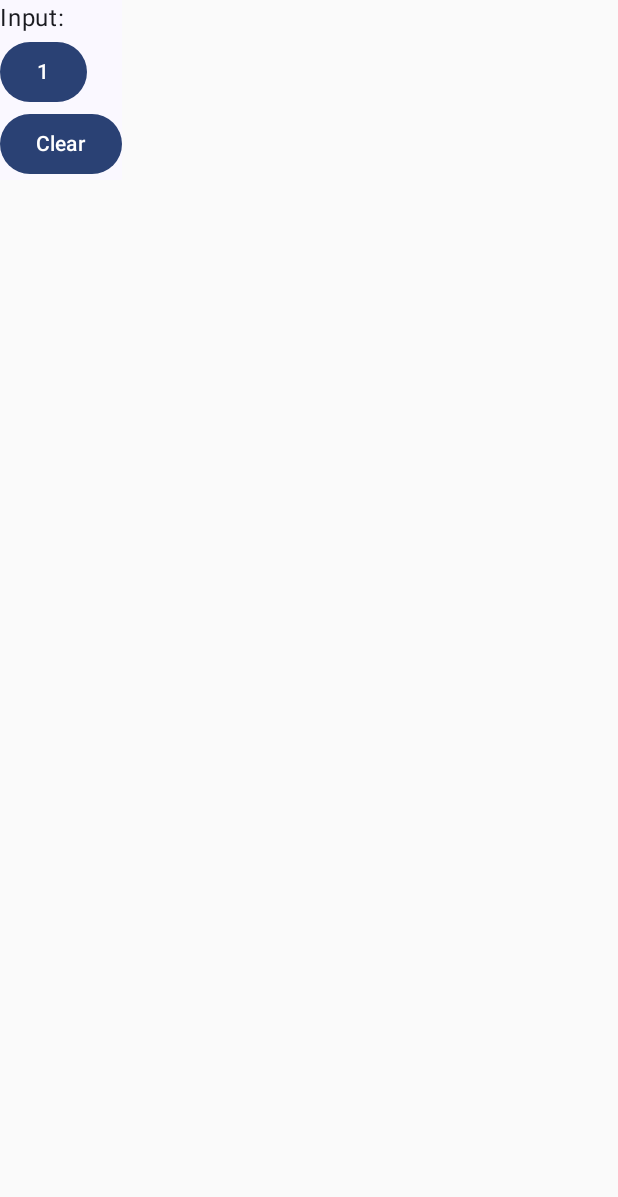
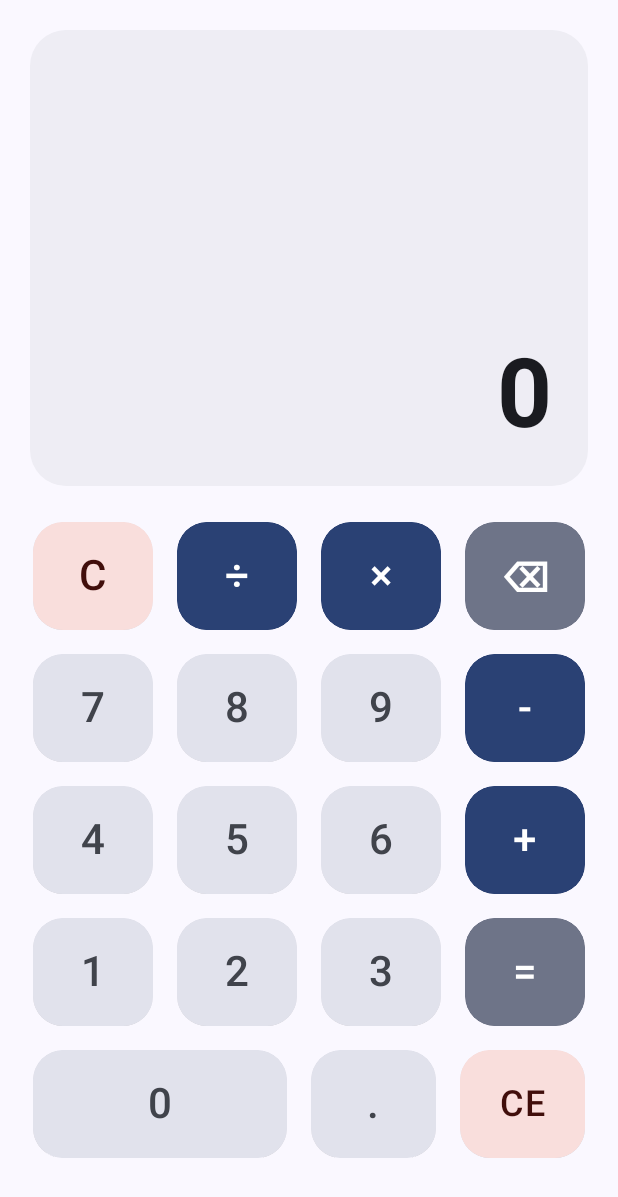
Before and after one commit to God1n/SciCal, an Android app built with Jetpack Compose: the screen it shows after launch (MainActivity), on a phone screen of 412 x 824 dp. Shown: the top 1197 px of the screen. Run offline under Robolectric (Android 15) with nearby library versions, the phone set to English and light mode, and no system bars.

Commit message:
feat: Init standerd calculator screen

```diff
--- a/app/src/main/java/com/godding/scical/presentation/MainScreen.kt
+++ b/app/src/main/java/com/godding/scical/presentation/MainScreen.kt
@@ -1,22 +1,32 @@
 package com.godding.scical.presentation
 
+import androidx.compose.foundation.layout.*
+import androidx.compose.material.icons.Icons
+import androidx.compose.material.icons.filled.*
 import androidx.compose.material3.*
 import androidx.compose.runtime.Composable
+import androidx.compose.runtime.getValue
 import androidx.compose.runtime.rememberCoroutineScope
+import androidx.compose.ui.Alignment
 import androidx.compose.ui.Modifier
+import androidx.compose.ui.graphics.vector.ImageVector
+import androidx.compose.ui.text.font.FontWeight
+import androidx.compose.ui.unit.dp
+import androidx.compose.ui.unit.sp
 import androidx.navigation.NavHostController
 import androidx.navigation.compose.NavHost
 import androidx.navigation.compose.composable
+import androidx.navigation.compose.currentBackStackEntryAsState
 import androidx.navigation.compose.rememberNavController
 import com.godding.scical.presentation.screens.programmer.ProgrammerCalculatorScreen
 import com.godding.scical.presentation.screens.scientific.ScientificCalculatorScreen
 import com.godding.scical.presentation.screens.standard.StandardCalculatorScreen
 import kotlinx.coroutines.launch
 
-sealed class Screen(val route: String, val title: String) {
-    object Standard : Screen("standard", "Standard Calculator")
-    object Scientific : Screen("scientific", "Scientific Calculator")
-    object Programmer : Screen("programmer", "Programmer Calculator")
+sealed class Screen(val route: String, val title: String, val icon: ImageVector) {
+    object Standard : Screen("standard", "Standard Calculator", Icons.Filled.AddCircle)
+    object Scientific : Screen("scientific", "Scientific Calculator", Icons.Filled.Face)
+    object Programmer : Screen("programmer", "Programmer Calculator", Icons.Filled.Info)
 }
 
 val drawerScreens = listOf(
@@ -30,15 +40,51 @@ fun MainScreen() {
     val navController = rememberNavController()
     val drawerState = rememberDrawerState(DrawerValue.Closed)
     val scope = rememberCoroutineScope()
+    val navBackStackEntry by navController.currentBackStackEntryAsState()
+    val currentRoute = navBackStackEntry?.destination?.route
 
     ModalNavigationDrawer(
         drawerState = drawerState,
         drawerContent = {
-            ModalDrawerSheet {
+            ModalDrawerSheet(
+                modifier = Modifier.width(280.dp)
+            ) {
+                // Header
+                Column(
+                    modifier = Modifier
+                        .fillMaxWidth()
+                        .padding(16.dp),
+                    horizontalAlignment = Alignment.CenterHorizontally
+                ) {
+                    Text(
+                        text = "SciCal",
+                        style = MaterialTheme.typography.headlineMedium.copy(
+                            fontWeight = FontWeight.Bold,
+                            fontSize = 24.sp
+                        ),
+                        color = MaterialTheme.colorScheme.primary
+                    )
+                    Text(
+                        text = "Scientific Calculator",
+                        style = MaterialTheme.typography.bodyMedium,
+                        color = MaterialTheme.colorScheme.onSurfaceVariant
+                    )
+                }
+
+                HorizontalDivider(
+                    modifier = Modifier.padding(horizontal = 16.dp),
+                    color = MaterialTheme.colorScheme.outlineVariant
+                )
+
+                Spacer(modifier = Modifier.height(16.dp))
+
+                // Navigation Items
                 drawerScreens.forEach { screen ->
                     NavigationDrawerItem(
-                        label = { Text(screen.title) },
-                        selected = false,
+                        modifier = Modifier.padding(horizontal = 12.dp, vertical = 4.dp),
+                        icon = { Icon(screen.icon, contentDescription = null) },
+                        label = { Text(screen.title, fontWeight = FontWeight.Medium) },
+                        selected = currentRoute == screen.route,
                         onClick = {
                             navController.navigate(screen.route) {
                                 popUpTo(navController.graph.startDestinationId) { saveState = true }
@@ -49,6 +95,8 @@ fun MainScreen() {
                         }
                     )
                 }
+
+                Spacer(modifier = Modifier.height(16.dp))
             }
         }
     ) {
--- a/app/src/main/java/com/godding/scical/presentation/screens/standard/StandardCalculatorScreen.kt
+++ b/app/src/main/java/com/godding/scical/presentation/screens/standard/StandardCalculatorScreen.kt
@@ -1,28 +1,67 @@
 package com.godding.scical.presentation.screens.standard
 
-import androidx.compose.material3.Button
+import androidx.compose.foundation.background
+import androidx.compose.foundation.layout.Arrangement
+import androidx.compose.foundation.layout.Column
+import androidx.compose.foundation.layout.Spacer
+import androidx.compose.foundation.layout.fillMaxSize
+import androidx.compose.foundation.layout.height
+import androidx.compose.foundation.layout.padding
+import androidx.compose.foundation.layout.statusBarsPadding
+import androidx.compose.material3.MaterialTheme
 import androidx.compose.material3.Surface
-import androidx.compose.material3.Text
 import androidx.compose.runtime.Composable
 import androidx.compose.runtime.getValue
 import androidx.compose.ui.Modifier
-import androidx.compose.foundation.layout.Column
+import androidx.compose.ui.unit.dp
 import androidx.lifecycle.viewmodel.compose.viewModel
+import com.godding.scical.presentation.ui.components.CalculatorDisplay
+import com.godding.scical.presentation.ui.components.CalculatorButtonGrid
 
 @Composable
 fun StandardCalculatorScreen(
     viewModel: StandardCalculatorViewModel = viewModel()
 ) {
-    val input by viewModel.input
-    Surface(modifier = Modifier) {
-        Column {
-            Text("Input: $input")
-            Button(onClick = { viewModel.onNumberClick("1") }) {
-                Text("1")
-            }
-            Button(onClick = { viewModel.onClear() }) {
-                Text("Clear")
-            }
+    val formula by viewModel.formula
+    val result by viewModel.result
+
+    Surface(
+        modifier = Modifier
+            .fillMaxSize()
+            .background(MaterialTheme.colorScheme.background),
+        color = MaterialTheme.colorScheme.background
+    ) {
+        Column(
+            modifier = Modifier
+                .fillMaxSize()
+                .statusBarsPadding()
+                .padding(20.dp),
+            verticalArrangement = Arrangement.SpaceBetween
+        ) {
+            // Display section - takes up 40% of available space
+            CalculatorDisplay(
+                formula = formula,
+                result = result,
+                modifier = Modifier.weight(0.4f)
+            )
+
+            Spacer(modifier = Modifier.height(24.dp))
+
+            // Button section - takes up remaining space
+            CalculatorButtonGrid(
+                modifier = Modifier.weight(0.6f),
+                onButtonClick = { label ->
+                    when (label) {
+                        in "0".."9" -> viewModel.onNumberClick(label)
+                        "." -> viewModel.onDecimalClick()
+                        "+", "-", "×", "÷" -> viewModel.onOperatorClick(label)
+                        "=" -> viewModel.onEqualsClick()
+                        "C" -> viewModel.onClear()
+                        "CE" -> viewModel.onClearEntry()
+                        "⌫" -> viewModel.onBackspace()
+                    }
+                }
+            )
         }
     }
 }
--- /dev/null
+++ b/app/src/main/java/com/godding/scical/presentation/ui/components/CalculatorButton.kt
@@ -0,0 +1,115 @@
+package com.godding.scical.presentation.ui.components
+
+import androidx.compose.animation.core.animateFloatAsState
+import androidx.compose.animation.core.tween
+import androidx.compose.foundation.background
+import androidx.compose.foundation.gestures.detectTapGestures
+import androidx.compose.foundation.layout.Box
+import androidx.compose.foundation.layout.height
+import androidx.compose.foundation.layout.size
+import androidx.compose.foundation.shape.RoundedCornerShape
+import androidx.compose.material3.MaterialTheme
+import androidx.compose.material3.Surface
+import androidx.compose.material3.Text
+import androidx.compose.runtime.Composable
+import androidx.compose.runtime.getValue
+import androidx.compose.runtime.mutableStateOf
+import androidx.compose.runtime.remember
+import androidx.compose.runtime.setValue
+import androidx.compose.ui.Alignment
+import androidx.compose.ui.Modifier
+import androidx.compose.ui.draw.clip
+import androidx.compose.ui.draw.scale
+import androidx.compose.ui.graphics.Color
+import androidx.compose.ui.hapticfeedback.HapticFeedbackType
+import androidx.compose.ui.input.pointer.pointerInput
+import androidx.compose.ui.platform.LocalHapticFeedback
+import androidx.compose.ui.text.font.FontWeight
+import androidx.compose.ui.unit.dp
+import androidx.compose.ui.unit.sp
+
+enum class ButtonType {
+    Number,
+    Operator,
+    Action,
+    Special
+}
+
+@Composable
+fun CalculatorButton(
+    label: String,
+    modifier: Modifier = Modifier,
+    onClick: () -> Unit,
+    type: ButtonType = ButtonType.Number
+) {
+    val haptic = LocalHapticFeedback.current
+    var isPressed by remember { mutableStateOf(false) }
+
+    val scale by animateFloatAsState(
+        targetValue = if (isPressed) 0.95f else 1f,
+        animationSpec = tween(durationMillis = 100),
+        label = "button_scale"
+    )
+
+    val (backgroundColor, contentColor) = when (type) {
+        ButtonType.Number -> Pair(
+            MaterialTheme.colorScheme.surfaceVariant,
+            MaterialTheme.colorScheme.onSurfaceVariant
+        )
+        ButtonType.Operator -> Pair(
+            MaterialTheme.colorScheme.primary,
+            MaterialTheme.colorScheme.onPrimary
+        )
+        ButtonType.Action -> Pair(
+            MaterialTheme.colorScheme.errorContainer,
+            MaterialTheme.colorScheme.onErrorContainer
+        )
+        ButtonType.Special -> Pair(
+            MaterialTheme.colorScheme.secondaryContainer,
+            MaterialTheme.colorScheme.onSecondaryContainer
+        )
+    }
+
+    Surface(
+        modifier = modifier
+            .height(72.dp)
+            .scale(scale)
+            .clip(RoundedCornerShape(20.dp))
+            .pointerInput(Unit) {
+                detectTapGestures(
+                    onPress = {
+                        isPressed = true
+                        haptic.performHapticFeedback(HapticFeedbackType.TextHandleMove)
+                        val released = tryAwaitRelease()
+                        isPressed = false
+                        if (released) {
+                            onClick()
+                        }
+                    }
+                )
+            },
+        shape = RoundedCornerShape(20.dp),
+        color = backgroundColor,
+        shadowElevation = if (isPressed) 0.dp else 2.dp
+    ) {
+        Box(
+            contentAlignment = Alignment.Center,
+            modifier = Modifier
+                .background(
+                    color = backgroundColor,
+                    shape = RoundedCornerShape(20.dp)
+                )
+        ) {
+            Text(
+                text = label,
+                fontSize = when (label.length) {
+                    1 -> 28.sp
+                    2 -> 24.sp
+                    else -> 20.sp
+                },
+                fontWeight = FontWeight.SemiBold,
+                color = contentColor
+            )
+        }
+    }
+}
--- /dev/null
+++ b/app/src/main/java/com/godding/scical/presentation/ui/components/CalculatorButtonGrid.kt
@@ -0,0 +1,86 @@
+package com.godding.scical.presentation.ui.components
+
+import androidx.compose.foundation.layout.Arrangement
+import androidx.compose.foundation.layout.Column
+import androidx.compose.foundation.layout.Row
+import androidx.compose.foundation.layout.Spacer
+import androidx.compose.foundation.layout.fillMaxWidth
+import androidx.compose.foundation.layout.padding
+import androidx.compose.runtime.Composable
+import androidx.compose.ui.Modifier
+import androidx.compose.ui.unit.dp
+
+@Composable
+fun CalculatorButtonGrid(
+    onButtonClick: (String) -> Unit,
+    modifier: Modifier = Modifier
+) {
+    data class ButtonData(val label: String, val type: ButtonType, val span: Int = 1)
+
+    val buttonRows = listOf(
+        // Row 1: Clear, Clear Entry, Division, Multiplication, Backspace
+        listOf(
+            ButtonData("C", ButtonType.Action),
+            ButtonData("÷", ButtonType.Operator),
+            ButtonData("×", ButtonType.Operator),
+            ButtonData("⌫", ButtonType.Special)
+        ),
+        // Row 2: 7, 8, 9, Subtraction
+        listOf(
+            ButtonData("7", ButtonType.Number),
+            ButtonData("8", ButtonType.Number),
+            ButtonData("9", ButtonType.Number),
+            ButtonData("-", ButtonType.Operator)
+        ),
+        // Row 3: 4, 5, 6, Addition
+        listOf(
+            ButtonData("4", ButtonType.Number),
+            ButtonData("5", ButtonType.Number),
+            ButtonData("6", ButtonType.Number),
+            ButtonData("+", ButtonType.Operator)
+        ),
+        // Row 4: 1, 2, 3, Equals
+        listOf(
+            ButtonData("1", ButtonType.Number),
+            ButtonData("2", ButtonType.Number),
+            ButtonData("3", ButtonType.Number),
+            ButtonData("=", ButtonType.Special)
+        ),
+        // Row 5: 0 (double width), Decimal point, Clear Entry
+        listOf(
+            ButtonData("0", ButtonType.Number, span = 2),
+            ButtonData(".", ButtonType.Number),
+            ButtonData("CE", ButtonType.Action)
+        )
+    )
+
+    Column(
+        modifier = modifier.fillMaxWidth(),
+        verticalArrangement = Arrangement.spacedBy(16.dp)
+    ) {
+        buttonRows.forEach { row ->
+            Row(
+                modifier = Modifier.fillMaxWidth(),
+                horizontalArrangement = Arrangement.spacedBy(12.dp)
+            ) {
+                row.forEach { buttonData ->
+                    CalculatorButton(
+                        label = buttonData.label,
+                        type = buttonData.type,
+                        modifier = Modifier
+                            .weight(buttonData.span.toFloat())
+                            .padding(horizontal = 2.dp),
+                        onClick = { onButtonClick(buttonData.label) }
+                    )
+                }
+
+                // Add spacer for rows with fewer than maximum buttons
+                val maxButtons = 4
+                val currentButtons = row.sumOf { it.span }
+                if (currentButtons < maxButtons) {
+                    Spacer(modifier = Modifier.weight((maxButtons - currentButtons).toFloat()))
+                }
+            }
+        }
+    }
+}
--- /dev/null
+++ b/app/src/main/java/com/godding/scical/presentation/ui/components/CalculatorDisplay.kt
@@ -0,0 +1,115 @@
+package com.godding.scical.presentation.ui.components
+
+import androidx.compose.foundation.background
+import androidx.compose.foundation.layout.Arrangement
+import androidx.compose.foundation.layout.Box
+import androidx.compose.foundation.layout.Column
+import androidx.compose.foundation.layout.Row
+import androidx.compose.foundation.layout.Spacer
+import androidx.compose.foundation.layout.fillMaxSize
+import androidx.compose.foundation.layout.fillMaxWidth
+import androidx.compose.foundation.layout.height
+import androidx.compose.foundation.layout.padding
+import androidx.compose.foundation.layout.size
+import androidx.compose.foundation.horizontalScroll
+import androidx.compose.foundation.rememberScrollState
+import androidx.compose.foundation.shape.RoundedCornerShape
+import androidx.compose.material3.Card
+import androidx.compose.material3.CardDefaults
+import androidx.compose.material3.MaterialTheme
+import androidx.compose.material3.Text
+import androidx.compose.runtime.Composable
+import androidx.compose.runtime.LaunchedEffect
+import androidx.compose.ui.Alignment
+import androidx.compose.ui.Modifier
+import androidx.compose.ui.draw.clip
+import androidx.compose.ui.text.font.FontWeight
+import androidx.compose.ui.text.style.TextAlign
+import androidx.compose.ui.text.style.TextOverflow
+import androidx.compose.ui.unit.dp
+import androidx.compose.ui.unit.sp
+
+@Composable
+fun CalculatorDisplay(
+    formula: String,
+    result: String,
+    modifier: Modifier = Modifier
+) {
+    val resultScrollState = rememberScrollState()
+    val formulaScrollState = rememberScrollState()
+
+    // Auto-scroll to end when text changes
+    LaunchedEffect(result) {
+        if (result.isNotEmpty()) {
+            resultScrollState.animateScrollTo(resultScrollState.maxValue)
+        }
+    }
+
+    LaunchedEffect(formula) {
+        if (formula.isNotEmpty()) {
+            formulaScrollState.animateScrollTo(formulaScrollState.maxValue)
+        }
+    }
+
+    Card(
+        modifier = modifier.fillMaxWidth(),
+        shape = RoundedCornerShape(24.dp),
+        colors = CardDefaults.cardColors(
+            containerColor = MaterialTheme.colorScheme.surfaceContainer
+        ),
+        elevation = CardDefaults.cardElevation(defaultElevation = 0.dp)
+    ) {
+        Column(
+            modifier = Modifier
+                .fillMaxSize()
+                .padding(24.dp),
+            verticalArrangement = Arrangement.SpaceBetween
+        ) {
+            // Formula section - always visible area
+            Box(
+                modifier = Modifier
+                    .fillMaxWidth()
+                    .height(40.dp),
+                contentAlignment = Alignment.CenterEnd
+            ) {
+                if (formula.isNotEmpty()) {
+                    Text(
+                        text = formula,
+                        fontSize = 16.sp,
+                        fontWeight = FontWeight.Normal,
+                        color = MaterialTheme.colorScheme.onSurfaceVariant,
+                        modifier = Modifier.horizontalScroll(formulaScrollState),
+                        maxLines = 1,
+                        overflow = TextOverflow.Visible,
+                        textAlign = TextAlign.End
+                    )
+                }
+            }
+
+            // Main result section
+            Box(
+                modifier = Modifier
+                    .fillMaxWidth()
+                    .weight(1f),
+                contentAlignment = Alignment.BottomEnd
+            ) {
+                Text(
+                    text = result.ifEmpty { "0" },
+                    fontSize = when {
+                        result.length <= 4 -> 64.sp
+                        result.length <= 8 -> 48.sp
+                        result.length <= 12 -> 36.sp
+                        result.length <= 16 -> 28.sp
+                        else -> 22.sp
+                    },
+                    fontWeight = FontWeight.Bold,
+                    color = MaterialTheme.colorScheme.onSurface,
+                    modifier = Modifier.horizontalScroll(resultScrollState),
+                    maxLines = 1,
+                    overflow = TextOverflow.Visible,
+                    textAlign = TextAlign.End
+                )
+            }
+        }
+    }
+}
--- a/app/src/main/java/com/godding/scical/ui/theme/Color.kt
+++ b/app/src/main/java/com/godding/scical/ui/theme/Color.kt
@@ -2,10 +2,12 @@ package com.godding.scical.ui.theme
 
 import androidx.compose.ui.graphics.Color
 
-val Purple80 = Color(0xFFD0BCFF)
-val PurpleGrey80 = Color(0xFFCCC2DC)
-val Pink80 = Color(0xFFEFB8C8)
+// Pastel colors for light theme (40 variants)
+val PastelLavender40 = Color(0xFFB8A9DB)
+val PastelBlueGrey40 = Color(0xFFC4C8D6)
+val PastelRosePink40 = Color(0xFFE8C4D0)
 
-val Purple40 = Color(0xFF6650a4)
-val PurpleGrey40 = Color(0xFF625b71)
-val Pink40 = Color(0xFF7D5260)
+// Pastel colors for dark theme (80 variants)
+val PastelLavender80 = Color(0xFFDDD0F0)
+val PastelBlueGrey80 = Color(0xFFD8DCE8)
+val PastelRosePink80 = Color(0xFFF2D9E3)
--- a/app/src/main/java/com/godding/scical/ui/theme/Theme.kt
+++ b/app/src/main/java/com/godding/scical/ui/theme/Theme.kt
@@ -12,15 +12,15 @@ import androidx.compose.runtime.Composable
 import androidx.compose.ui.platform.LocalContext
 
 private val DarkColorScheme = darkColorScheme(
-    primary = Purple80,
-    secondary = PurpleGrey80,
-    tertiary = Pink80
+    primary = PastelLavender80,
+    secondary = PastelBlueGrey80,
+    tertiary = PastelRosePink80
 )
 
 private val LightColorScheme = lightColorScheme(
-    primary = Purple40,
-    secondary = PurpleGrey40,
-    tertiary = Pink40
+    primary = PastelLavender40,
+    secondary = PastelBlueGrey40,
+    tertiary = PastelRosePink40
 
     /* Other default colors to override
     background = Color(0xFFFFFBFE),
```
Also changed, not shown: app/src/main/java/com/godding/scical/presentation/screens/standard/StandardCalculatorViewModel.kt (+146 -5 lines).
